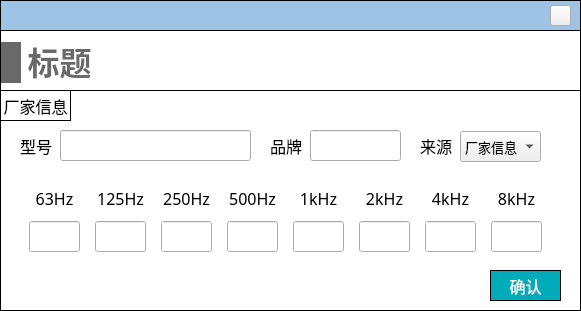
Old version of the form NoiseCalSoft/inputDialog/dialog_silencer.ui in the repository haobana/NoiCal.
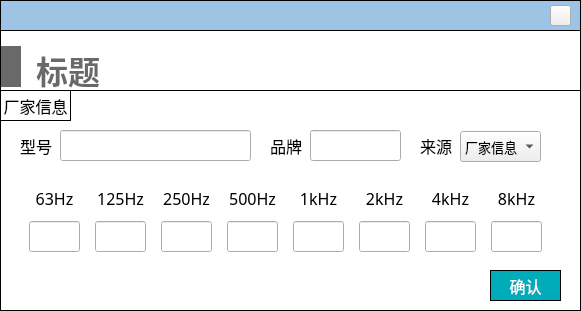
New version of the form. Icons and pictures are not drawn.

```diff
--- a/NoiseCalSoft/inputDialog/dialog_silencer.ui
+++ b/NoiseCalSoft/inputDialog/dialog_silencer.ui
@@ -680,8 +680,8 @@
      <rect>
       <x>1</x>
       <y>10</y>
-      <width>91</width>
-      <height>45</height>
+      <width>108</width>
+      <height>54</height>
      </rect>
     </property>
     <layout class="QHBoxLayout" name="horizontalLayout_38">
@@ -716,6 +716,7 @@
         <font>
          <family>Microsoft YaHei</family>
          <pointsize>24</pointsize>
+         <weight>75</weight>
          <bold>true</bold>
         </font>
        </property>
```
Left out of the diff: 15 changed lines with no effect on the pictures.
